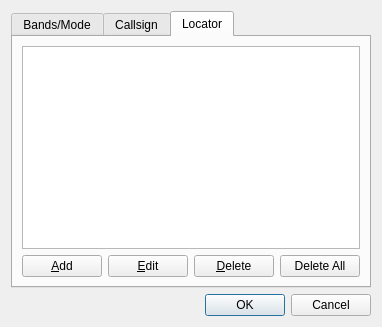
Above: mqt/MqtBase/clusterclientfilterdialog.ui from Rsclub22/Minos2-Mirror before the change. Below: the same form after it.
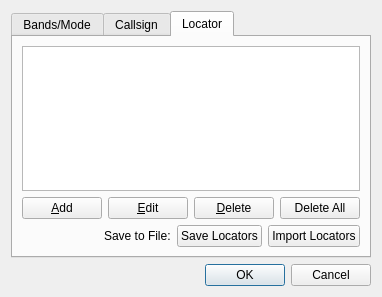
That is the form after the change. The open tabs and pages were chosen to show the change.

Commit message: add save/import callsign and locator filters to disc add delete all callsign filters and locator filters

What changed in the file:
```diff
--- a/mqt/MqtBase/clusterclientfilterdialog.ui
+++ b/mqt/MqtBase/clusterclientfilterdialog.ui
@@ -7,7 +7,7 @@
     <x>0</x>
     <y>0</y>
     <width>380</width>
-    <height>327</height>
+    <height>297</height>
    </rect>
   </property>
   <property name="windowTitle">
@@ -306,6 +306,44 @@
          </item>
         </layout>
        </item>
+       <item>
+        <layout class="QHBoxLayout" name="horizontalLayout_6">
+         <item>
+          <spacer name="horizontalSpacer_3">
+           <property name="orientation">
+            <enum>Qt::Horizontal</enum>
+           </property>
+           <property name="sizeHint" stdset="0">
+            <size>
+             <width>40</width>
+             <height>20</height>
+            </size>
+           </property>
+          </spacer>
+         </item>
+         <item>
+          <widget class="QLabel" name="label_2">
+           <property name="text">
+            <string>Save to File:</string>
+           </property>
+          </widget>
+         </item>
+         <item>
+          <widget class="QPushButton" name="saveLocatorList">
+           <property name="text">
+            <string>Save Locators</string>
+           </property>
+          </widget>
+         </item>
+         <item>
+          <widget class="QPushButton" name="importLocatorList">
+           <property name="text">
+            <string>Import Locators</string>
+           </property>
+          </widget>
+         </item>
+        </layout>
+       </item>
       </layout>
      </widget>
     </widget>
```
Left out of the diff: 40 changed lines with no effect on the pictures. The commit also changes 6 other files.
